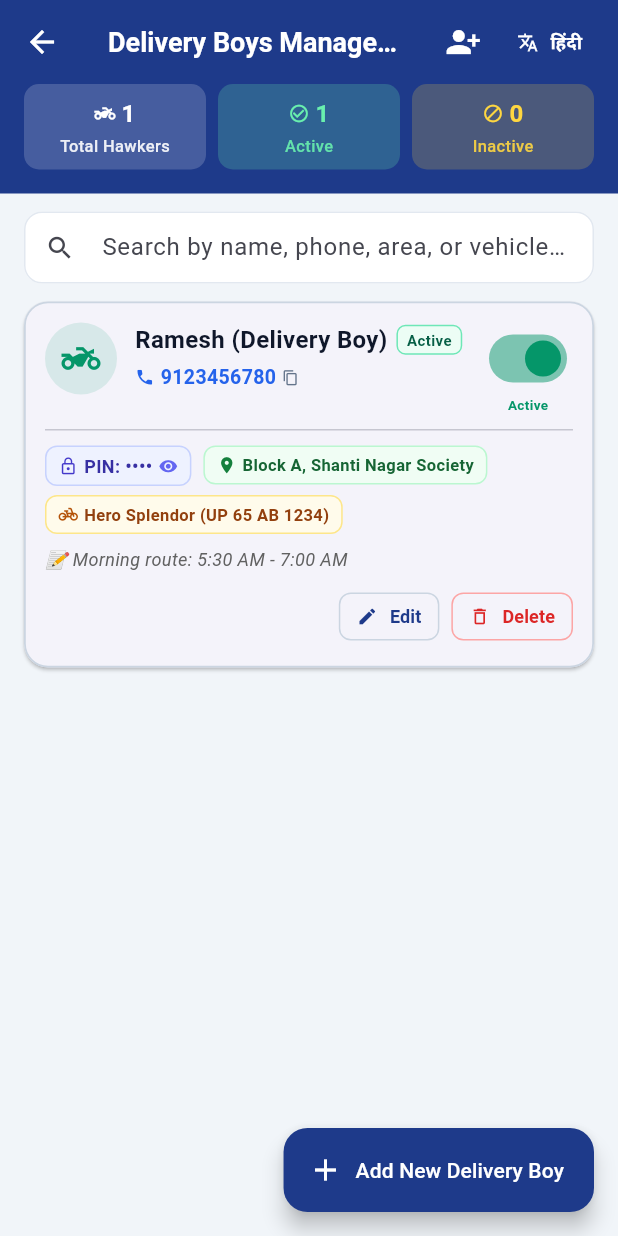
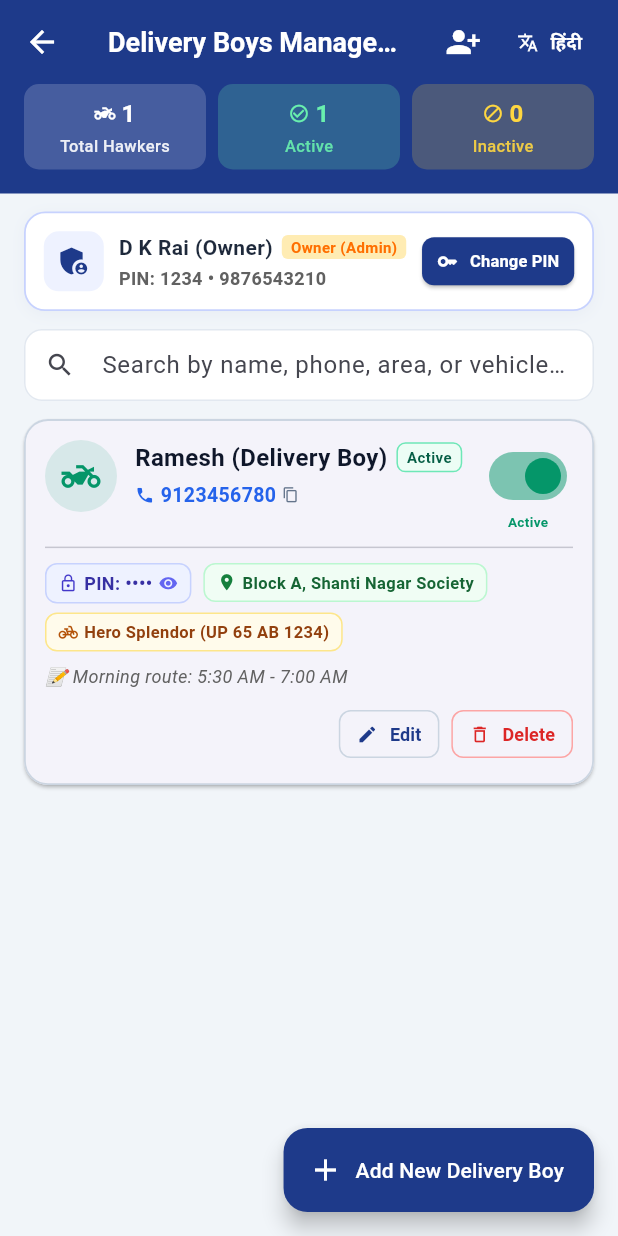
Before and after one commit to abhishekdrkrai1989/DK-RAI-Newspaper-Agency, a Flutter app: the screen it shows after launch, after a tap on the "two wheeler" icon, on a phone screen of 412 x 824 dp. Run offline on Flutter 3.47's test engine with Material 3 defaults, Android fonts, the phone set to English and light mode, and no system bars; missing offline and left inert: dart:js_interop; accounts and stored records are empty; network calls fail; statements that could not run were skipped.

Commit message:
Admin Profile: Allow Admin to update own login PIN, name, and phone in app

```diff
--- a/lib/l10n/app_strings.dart
+++ b/lib/l10n/app_strings.dart
@@ -416,4 +416,12 @@ class AppStrings {
   String get generatePinBtn => tr('Generate PIN', 'पिन बनाएं');
   String get ownerOnlyAccess =>
       tr('Only Owner (Admin) can manage delivery boys.', 'केवल मालिक (एडमिन) ही डिलीवरी बॉय का प्रबंधन कर सकते हैं।');
+  String get editAdminProfile =>
+      tr('Edit Admin Profile & PIN', 'एडमिन प्रोफ़ाइल व पिन बदलें');
+  String get changeAdminPinSubtitle =>
+      tr('Update owner name, phone, and 4-digit login PIN', 'मालिक का नाम, मोबाइल और 4 अंकों का लॉगिन पिन बदलें');
+  String get ownerProfileSavedSuccess =>
+      tr('Admin profile and PIN updated successfully!', 'एडमिन प्रोफ़ाइल और लॉगिन पिन सफलतापूर्वक बदल दिया गया!');
+  String get ownerCardTitle =>
+      tr('Agency Owner / Admin (You)', 'एजेंसी मालिक (एडमिन)');
 }
--- a/lib/screens/delivery_boys_screen.dart
+++ b/lib/screens/delivery_boys_screen.dart
@@ -3,6 +3,7 @@ import 'package:flutter/material.dart';
 import 'package:flutter/services.dart';
 import '../models/app_user.dart';
 import '../providers/delivery_provider.dart';
+import '../widgets/edit_admin_pin_dialog.dart';
 
 class DeliveryBoysScreen extends StatefulWidget {
   final DeliveryProvider provider;
@@ -187,9 +188,121 @@ class _DeliveryBoysScreenState extends State<DeliveryBoysScreen> {
                 ),
               ),
 
+              // Admin Own Profile & PIN Card
+              Padding(
+                padding: const EdgeInsets.fromLTRB(16, 12, 16, 4),
+                child: Container(
+                  padding: const EdgeInsets.all(12),
+                  decoration: BoxDecoration(
+                    color: Colors.white,
+                    borderRadius: BorderRadius.circular(14),
+                    border:
+                        Border.all(color: const Color(0xFFC7D2FE), width: 1.2),
+                    boxShadow: [
+                      BoxShadow(
+                        color:
+                            const Color(0xFF1E3A8A).withValues(alpha: 0.04),
+                        blurRadius: 8,
+                        offset: const Offset(0, 2),
+                      ),
+                    ],
+                  ),
+                  child: Row(
+                    children: [
+                      Container(
+                        padding: const EdgeInsets.all(8),
+                        decoration: BoxDecoration(
+                          color: const Color(0xFFEEF2FF),
+                          borderRadius: BorderRadius.circular(10),
+                        ),
+                        child: const Icon(
+                          Icons.admin_panel_settings,
+                          color: Color(0xFF1E3A8A),
+                          size: 24,
+                        ),
+                      ),
+                      const SizedBox(width: 10),
+                      Expanded(
+                        child: Column(
+                          crossAxisAlignment: CrossAxisAlignment.start,
+                          children: [
+                            Row(
+                              children: [
+                                Text(
+                                  p.ownerUser.name,
+                                  style: const TextStyle(
+                                    fontWeight: FontWeight.bold,
+                                    fontSize: 14,
+                                    color: Color(0xFF1E293B),
+                                  ),
+                                ),
+                                const SizedBox(width: 6),
+                                Container(
+                                  padding: const EdgeInsets.symmetric(
+                                    horizontal: 6,
+                                    vertical: 1,
+                                  ),
+                                  decoration: BoxDecoration(
+                                    color: Colors.amber.shade100,
+                                    borderRadius: BorderRadius.circular(4),
+                                  ),
+                                  child: Text(
+                                    s.roleOwner,
+                                    style: TextStyle(
+                                      fontSize: 10,
+                                      fontWeight: FontWeight.bold,
+                                      color: Colors.amber.shade900,
+                                    ),
+                                  ),
+                                ),
+                              ],
+                            ),
+                            const SizedBox(height: 2),
+                            Text(
+                              'PIN: ${p.ownerUser.pin}${p.ownerUser.phone.isNotEmpty ? " • ${p.ownerUser.phone}" : ""}',
+                              style: TextStyle(
+                                fontSize: 12,
+                                fontWeight: FontWeight.w600,
+                                color: Colors.grey.shade700,
+                              ),
+                            ),
+                          ],
+                        ),
+                      ),
+                      ElevatedButton.icon(
+                        style: ElevatedButton.styleFrom(
+                          backgroundColor: const Color(0xFF1E3A8A),
+                          foregroundColor: Colors.white,
+                          visualDensity: VisualDensity.compact,
+                          padding: const EdgeInsets.symmetric(
+                            horizontal: 10,
+                            vertical: 8,
+                          ),
+                          shape: RoundedRectangleBorder(
+                            borderRadius: BorderRadius.circular(8),
+                          ),
+                        ),
+                        icon: const Icon(Icons.key, size: 14),
+                        label: Text(
+                          s.tr('Change PIN', 'पिन बदलें'),
+                          style: const TextStyle(
+                            fontSize: 11,
+                            fontWeight: FontWeight.bold,
+                          ),
+                        ),
+                        onPressed: () => showEditAdminPinDialog(
+                          context: context,
+                          provider: p,
+                        ),
+                      ),
+                    ],
+                  ),
+                ),
+              ),
+
               // Search Bar
               Padding(
-                padding: const EdgeInsets.fromLTRB(16, 12, 16, 8),
+                padding: const EdgeInsets.fromLTRB(16, 8, 16, 8),
                 child: TextField(
                   controller: _searchCtrl,
                   onChanged: (val) {
```
Also changed, not shown: lib/providers/delivery_provider.dart (+28 -0 lines), lib/screens/home_screen.dart (+14 -0 lines), lib/widgets/edit_admin_pin_dialog.dart (added, +321 -0 lines), 1 other file.
